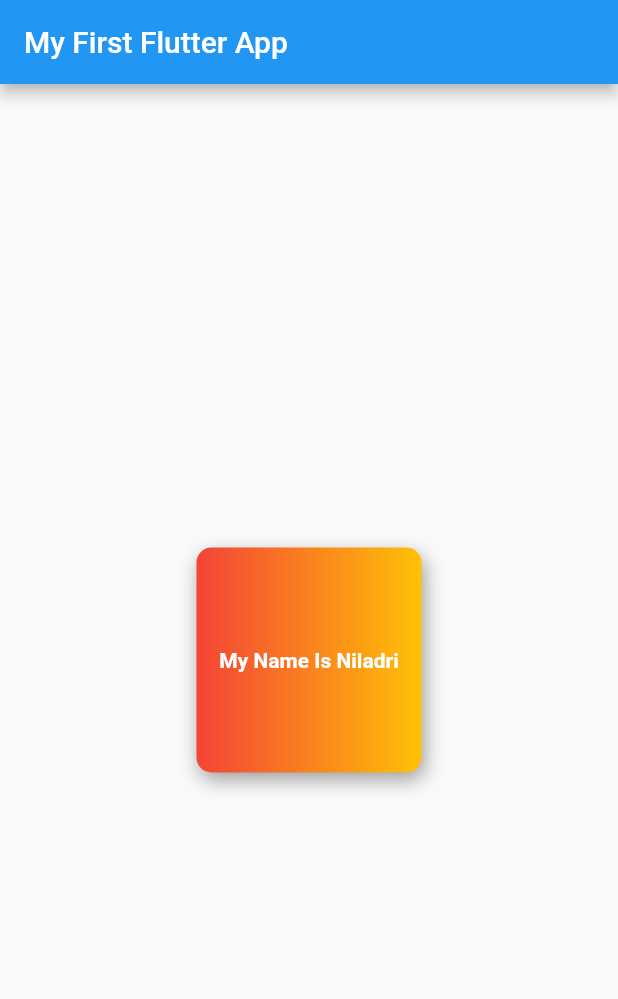
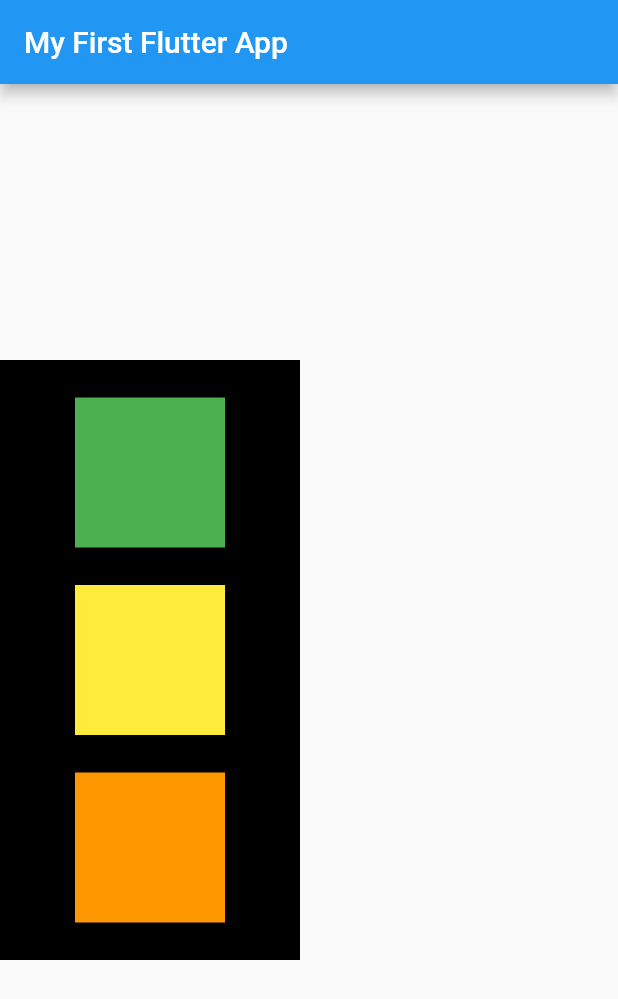
Before and after one commit to Niladri1996/FirstFlutter, a Flutter app: the screen it shows after launch, on a phone screen of 412 x 824 dp. Shown: the top 999 px of the screen. Run offline on Flutter 3.47's test engine with Material 2 defaults, Android fonts, the phone set to English and light mode, and no system bars.

Commit message:
third commit

```diff
--- a/lib/main.dart
+++ b/lib/main.dart
@@ -19,22 +19,38 @@ class HomePage extends StatelessWidget{
      appBar:AppBar(
        title: Text("My First Flutter App"),
      ) ,
-     body: Container(
-       child: Center(
-         child: Container(
-           padding: const EdgeInsets.all(12),
-           alignment: Alignment.center,
-           width: 150,
-           height: 150,
-           child: Text("My Name Is Niladri",style: TextStyle(color: Colors.white,fontSize: 14,fontWeight: FontWeight.bold)),
-           decoration: BoxDecoration(
-             color: Colors.lightGreen,
-             gradient: LinearGradient(colors: [Colors.red,
-             Colors.amber]),
-             // shape:BoxShape.circle
-             borderRadius: BorderRadius.circular(10),
-             boxShadow: [BoxShadow(color: Colors.grey,blurRadius: 11,offset: Offset(2.0,5.0))]
-           ),
+     body: Align(
+       alignment: Alignment.centerLeft,
+       child: Container(
+         color: Colors.black,
+         height: 400,
+         width: 200,
+         child: Column(
+           mainAxisAlignment: MainAxisAlignment.spaceEvenly,
+           crossAxisAlignment: CrossAxisAlignment.center,
+           children: <Widget>[
+             Container(
+               padding: const EdgeInsets.all(12),
+               width: 100,
+               height: 100,
+               color: Colors.green,
+
+             ),
+             Container(
+               padding: const EdgeInsets.all(12),
+               width: 100,
+               height: 100,
+               color: Colors.yellow,
+
+             ),
+             Container(
+               padding: const EdgeInsets.all(12),
+               width: 100,
+               height: 100,
+               color: Colors.orange,
+
+             ),
+           ],
          ),
        ),
      ),
```
